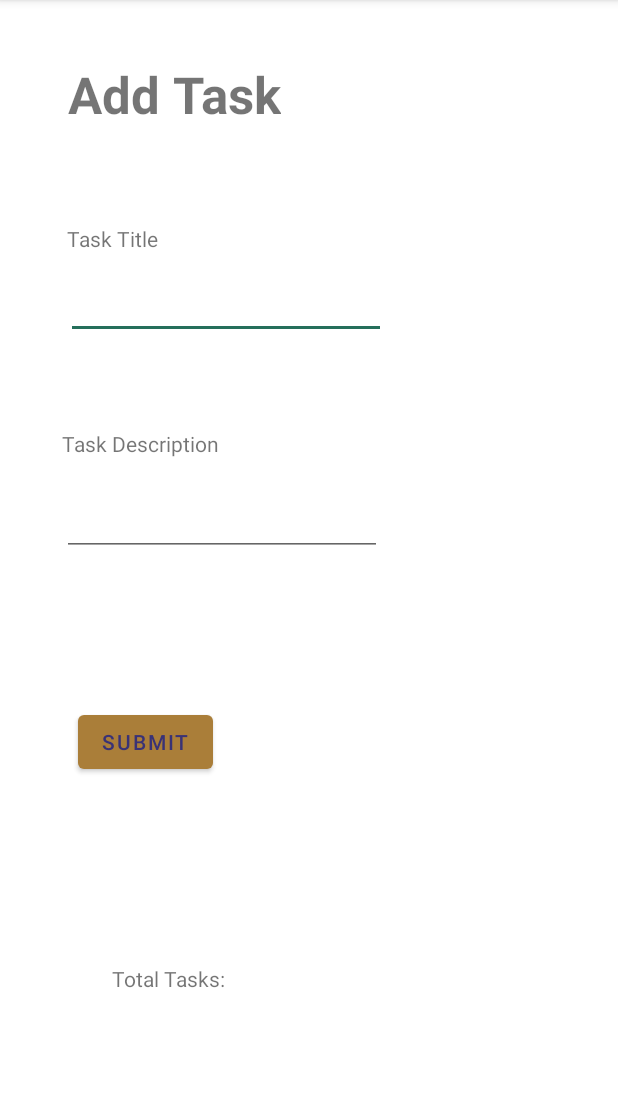
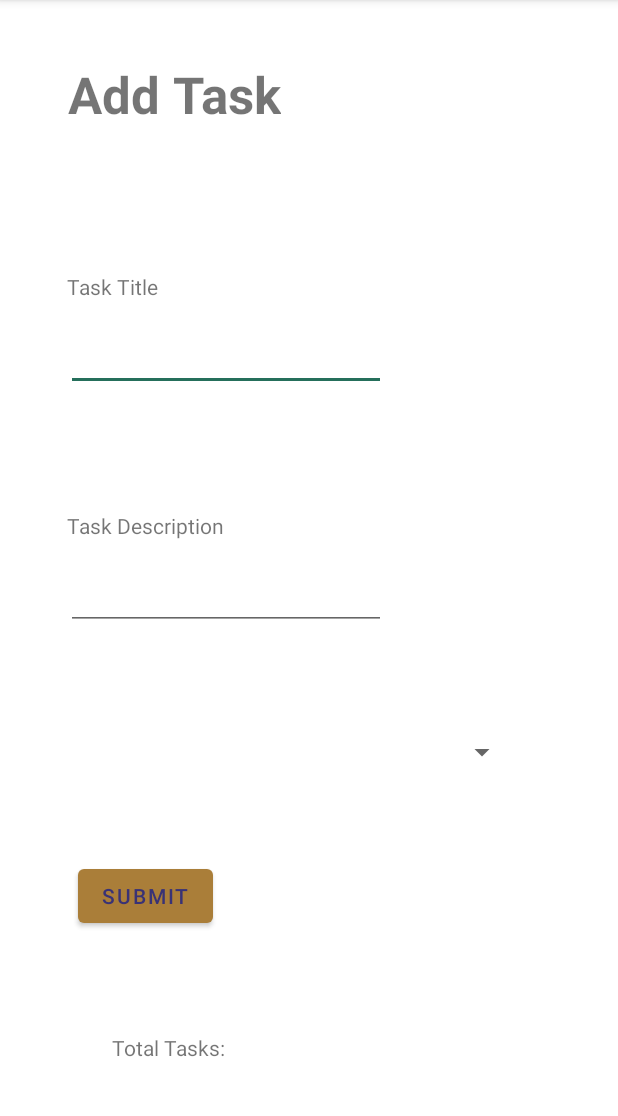
Before and after one commit to nojronatron/taskmaster, an Android app: the AddTask screen opened directly, with no data from a screen before it, on a phone screen of 412 x 824 dp, the part 84-1200 px from its top. Run offline under Robolectric (Android 15) with nearby library versions, the phone set to English and light mode, and no system bars; our stand-ins replace Room's generated code.

Commit message:
added enum, spinner, and wired up both.

```diff
--- a/app/src/main/java/com/example/taskmaster/activites/AddTask.java
+++ b/app/src/main/java/com/example/taskmaster/activites/AddTask.java
@@ -1,22 +1,52 @@
 package com.example.taskmaster.activites;
 
 import androidx.appcompat.app.AppCompatActivity;
+import androidx.room.Room;
 
 import android.os.Bundle;
 import android.util.Log;
 import android.view.View;
+import android.widget.ArrayAdapter;
 import android.widget.Button;
+import android.widget.Spinner;
 import android.widget.TextView;
 
 import com.example.taskmaster.R;
+import com.example.taskmaster.database.TaskMasterDatabase;
+import com.example.taskmaster.models.TaskModel;
 
 public class AddTask extends AppCompatActivity {
+
+    TaskMasterDatabase taskMasterDatabase;
+    public static final String DATABASE_NAME = "task_master";
 
     @Override
     protected void onCreate(Bundle savedInstanceState) {
         super.onCreate(savedInstanceState);
         setContentView(R.layout.activity_add_task);
 
+        taskMasterDatabase = Room.databaseBuilder(
+                        getApplicationContext(),
+                        TaskMasterDatabase.class,
+                        DATABASE_NAME
+                )
+                .allowMainThreadQueries()
+                .fallbackToDestructiveMigration()
+                .build();
+
+        setupAddThisButton();
+    }
+
+    private void setUpSpinner() {
+        Spinner taskStatusSpinner = findViewById(R.id.addtaskTaskStatusSpinner);
+        taskStatusSpinner.setAdapter(new ArrayAdapter<>(
+                this,
+                androidx.appcompat.R.layout.support_simple_spinner_dropdown_item,
+                TaskModel.StateCategoryEnum.values()
+        ));
+    }
+
+    private void setupAddThisButton() {
         // Add event driven textbox change on button press
         Button addThisTaskButton = AddTask.this.findViewById(R.id.addThisTaskButton);
 
--- a/app/src/main/java/com/example/taskmaster/models/TaskModel.java
+++ b/app/src/main/java/com/example/taskmaster/models/TaskModel.java
@@ -7,7 +7,7 @@ import androidx.room.PrimaryKey;
 
 @Entity
 public class TaskModel {
-    @PrimaryKey(autoGenerate=true)
+    @PrimaryKey(autoGenerate = true)
     private Long id;
 
     private String title;
@@ -15,7 +15,8 @@ public class TaskModel {
     private String state; // New, Assigned, In Progress, or Completed
 
     @Ignore
-    public TaskModel(){} // TODO: Decide if @Ignore is needed here or at other CTOR for Room.
+    public TaskModel() {
+    } // TODO: Decide if @Ignore is needed here or at other CTOR for Room.
 
     public TaskModel(String title, String body) {
         this.title = title;
@@ -65,10 +66,10 @@ public class TaskModel {
         if (this.state.equals("Assigned")) {
             this.state = "In Progress";
         }
-        if(this.state.equals("New")) {
+        if (this.state.equals("New")) {
             this.state = "Assigned";
         }
-        if (this.state.equals("")){
+        if (this.state.equals("")) {
             this.state = "New";
         }
     }
@@ -79,4 +80,31 @@ public class TaskModel {
         // TODO: Confirm this is a good thing to actually do.
         return String.format("%1$s: %2$s", this.title, this.body);
     }
+
+    public enum StateCategoryEnum {
+        NEW("New"),
+        ASSIGNED("Assigned"),
+        IN_PROGRESS("In Progress"),
+        COMPLETED("Completed");
+
+        private final String stateText;
+
+        StateCategoryEnum(String statusText) {
+            this.stateText = statusText;
+        }
+
+        public String getStateText() {
+            return stateText;
+        }
+
+        public static StateCategoryEnum fromString(String inputStatusText) {
+            for (StateCategoryEnum state : StateCategoryEnum.values()) {
+                if (state.stateText.equals(inputStatusText)) {
+                    return state;
+                }
+            }
+
+            return null;
+        }
+    }
 }
--- a/app/src/main/res/layout/activity_add_task.xml
+++ b/app/src/main/res/layout/activity_add_task.xml
@@ -23,10 +23,10 @@
         android:id="@+id/textView3"
         android:layout_width="wrap_content"
         android:layout_height="wrap_content"
-        android:layout_marginTop="64dp"
+        android:layout_marginTop="96dp"
         android:text="Task Title"
         app:layout_constraintEnd_toEndOf="parent"
-        app:layout_constraintHorizontal_bias="0.127"
+        app:layout_constraintHorizontal_bias="0.128"
         app:layout_constraintStart_toStartOf="parent"
         app:layout_constraintTop_toBottomOf="@+id/textView2" />
 
@@ -37,6 +37,7 @@
         android:layout_marginTop="12dp"
         android:ems="10"
         android:inputType="textPersonName"
+        android:minHeight="48dp"
         app:layout_constraintEnd_toEndOf="parent"
         app:layout_constraintHorizontal_bias="0.223"
         app:layout_constraintStart_toStartOf="parent"
@@ -46,10 +47,10 @@
         android:id="@+id/textView4"
         android:layout_width="wrap_content"
         android:layout_height="wrap_content"
-        android:layout_marginTop="60dp"
+        android:layout_marginTop="80dp"
         android:text="Task Description"
         app:layout_constraintEnd_toEndOf="parent"
-        app:layout_constraintHorizontal_bias="0.135"
+        app:layout_constraintHorizontal_bias="0.146"
         app:layout_constraintStart_toStartOf="parent"
         app:layout_constraintTop_toBottomOf="@+id/editTextTextPersonName" />
 
@@ -57,11 +58,12 @@
         android:id="@+id/editTextTextPersonName2"
         android:layout_width="wrap_content"
         android:layout_height="wrap_content"
-        android:layout_marginTop="20dp"
+        android:layout_marginTop="12dp"
         android:ems="10"
         android:inputType="textPersonName"
+        android:minHeight="48dp"
         app:layout_constraintEnd_toEndOf="parent"
-        app:layout_constraintHorizontal_bias="0.208"
+        app:layout_constraintHorizontal_bias="0.223"
         app:layout_constraintStart_toStartOf="parent"
         app:layout_constraintTop_toBottomOf="@+id/textView4" />
 
@@ -69,37 +71,25 @@
         android:id="@+id/addThisTaskButton"
         android:layout_width="wrap_content"
         android:layout_height="wrap_content"
-        android:layout_marginTop="100dp"
+        android:layout_marginTop="48dp"
         android:text="Submit"
         app:layout_constraintEnd_toEndOf="parent"
         app:layout_constraintHorizontal_bias="0.162"
         app:layout_constraintStart_toStartOf="parent"
-        app:layout_constraintTop_toBottomOf="@+id/editTextTextPersonName2" />
+        app:layout_constraintTop_toBottomOf="@+id/addtaskTaskStatusSpinner" />
 
     <TextView
-        android:id="@+id/textView5"
+        android:id="@+id/addtaskTotalTasksTextView"
         android:layout_width="97dp"
         android:layout_height="24dp"
         android:layout_marginStart="52dp"
-        android:layout_marginTop="124dp"
+        android:layout_marginTop="48dp"
+        android:layout_marginBottom="36dp"
         android:text="Total Tasks:"
         android:textAlignment="textEnd"
         app:layout_constraintBottom_toBottomOf="parent"
         app:layout_constraintStart_toStartOf="parent"
-        app:layout_constraintTop_toBottomOf="@+id/addThisTaskButton"
-        app:layout_constraintVertical_bias="0.0" />
-
-    <TextView
-        android:id="@+id/totalTaskCount"
-        android:layout_width="74dp"
-        android:layout_height="24dp"
-        android:layout_marginEnd="100dp"
-        android:layout_marginBottom="68dp"
-        android:textAlignment="textStart"
-        app:layout_constraintBottom_toBottomOf="parent"
-        app:layout_constraintEnd_toEndOf="parent"
-        app:layout_constraintHorizontal_bias="0.0"
-        app:layout_constraintStart_toEndOf="@+id/textView5" />
+        app:layout_constraintTop_toBottomOf="@+id/addThisTaskButton" />
 
     <TextView
         android:id="@+id/submittedText"
@@ -110,8 +100,21 @@
         android:visibility="invisible"
         app:layout_constraintBottom_toBottomOf="parent"
         app:layout_constraintEnd_toEndOf="parent"
-        app:layout_constraintHorizontal_bias="0.526"
+        app:layout_constraintHorizontal_bias="0.418"
         app:layout_constraintStart_toEndOf="@+id/addThisTaskButton"
         app:layout_constraintTop_toTopOf="parent"
-        app:layout_constraintVertical_bias="0.686" />
+        app:layout_constraintVertical_bias="0.835" />
+
+    <Spinner
+        android:id="@+id/addtaskTaskStatusSpinner"
+        android:layout_width="300dp"
+        android:layout_height="wrap_content"
+        android:layout_marginStart="16dp"
+        android:layout_marginTop="57dp"
+        android:layout_marginEnd="16dp"
+        android:minHeight="48dp"
+        app:layout_constraintEnd_toEndOf="parent"
+        app:layout_constraintHorizontal_bias="0.367"
+        app:layout_constraintStart_toStartOf="parent"
+        app:layout_constraintTop_toBottomOf="@+id/editTextTextPersonName2" />
 </androidx.constraintlayout.widget.ConstraintLayout>
```
